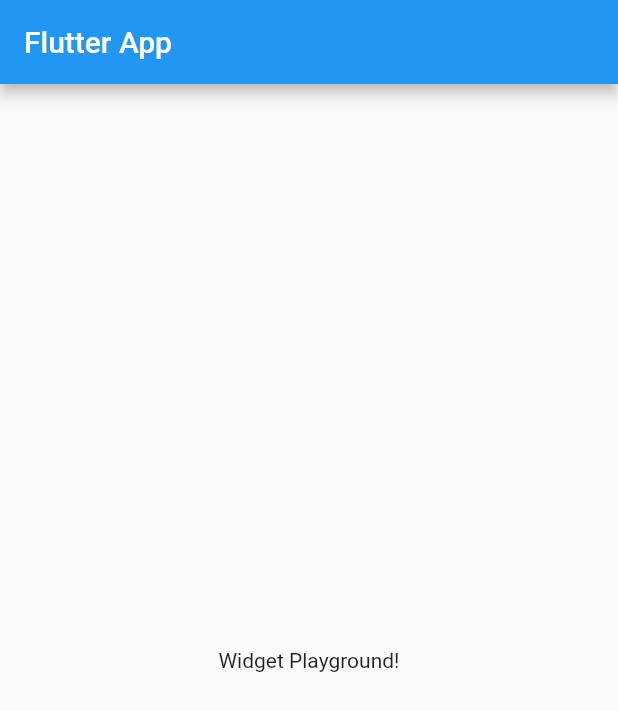
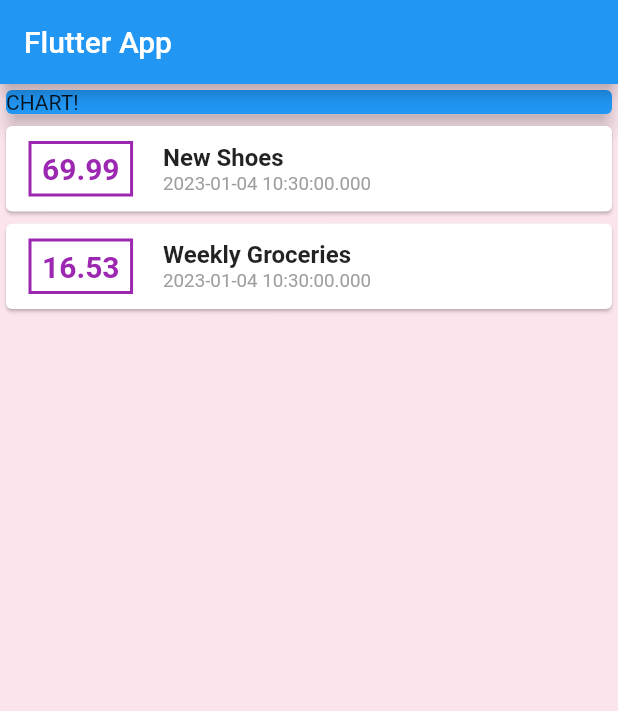
Before and after one commit to imGtheCoder/personal-expenses-app, a Flutter app: the screen it shows after launch, on a phone screen of 412 x 824 dp. Shown: the top 711 px of the screen. Run offline on Flutter 3.47's test engine with Material 2 defaults, Android fonts, the phone set to English and light mode, and no system bars.

Commit message:
Added the transaction widget+styling

```diff
--- a/lib/main.dart
+++ b/lib/main.dart
@@ -1,4 +1,5 @@
 import 'package:flutter/material.dart';
+import './transaction.dart';
 
 void main() => runApp(MyApp());
 
@@ -13,15 +14,95 @@ class MyApp extends StatelessWidget {
 }
 
 class MyHomePage extends StatelessWidget {
+  static final List<Transaction> transactions = [
+    Transaction(
+      id: 't1',
+      title: 'New Shoes',
+      amount: 69.99,
+      date: DateTime.now(),
+    ),
+    Transaction(
+      id: 't2',
+      title: 'Weekly Groceries',
+      amount: 16.53,
+      date: DateTime.now(),
+    ),
+  ];
+
   @override
   Widget build(BuildContext context) {
     return Scaffold(
+      backgroundColor: Colors.pink[50],
       appBar: AppBar(
         title: Text('Flutter App'),
       ),
-      body: Center(
-        child: Text('Widget Playground!'),
-      ),
+      body: Column(
+          mainAxisAlignment: MainAxisAlignment.start,
+          crossAxisAlignment: CrossAxisAlignment.center,
+          children: [
+            Container(
+              width: double.infinity,
+              child: Card(
+                color: Colors.blue,
+                child: Text(
+                  'CHART!',
+                ),
+                elevation: 5,
+              ),
+            ),
+            Column(
+              children: transactions.map((tx) {
+                return Card(
+                  child: Row(
+                      mainAxisAlignment: MainAxisAlignment.start,
+                      crossAxisAlignment: CrossAxisAlignment.center,
+                      children: <Widget>[
+                        Container(
+                          margin: EdgeInsets.symmetric(
+                              vertical: 10, horizontal: 15),
+                          padding:
+                              EdgeInsets.symmetric(vertical: 5, horizontal: 7),
+                          decoration: BoxDecoration(
+                            border: Border.all(
+                              color: Colors.purple,
+                              width: 2,
+                            ),
+                          ),
+                          child: Text(
+                            tx.amount.toString(),
+                            style: TextStyle(
+                              fontWeight: FontWeight.bold,
+                              fontSize: 20,
+                              color: Colors.purple,
+                            ),
+                          ),
+                        ),
+                        Container(
+                          margin: EdgeInsets.only(left: 5),
+                          child: Column(
+                            mainAxisAlignment: MainAxisAlignment.center,
+                            crossAxisAlignment: CrossAxisAlignment.start,
+                            children: <Widget>[
+                              Text(
+                                tx.title,
+                                style: TextStyle(
+                                    fontSize: 16, fontWeight: FontWeight.bold),
+                              ),
+                              Text(
+                                tx.date.toString(),
+                                style: TextStyle(
+                                    fontSize: 12.5,
+                                    fontWeight: FontWeight.normal,
+                                    color: Colors.grey),
+                              ),
+                            ],
+                          ),
+                        )
+                      ]),
+                );
+              }).toList(),
+            )
+          ]),
     );
   }
 }
--- /dev/null
+++ b/lib/transaction.dart
@@ -0,0 +1,14 @@
+import 'package:flutter/foundation.dart';
+
+class Transaction {
+  String id;
+  String title;
+  double amount;
+  DateTime date;
+
+  Transaction(
+      {@required this.id,
+      @required this.title,
+      @required this.amount,
+      @required this.date});
+}
```
